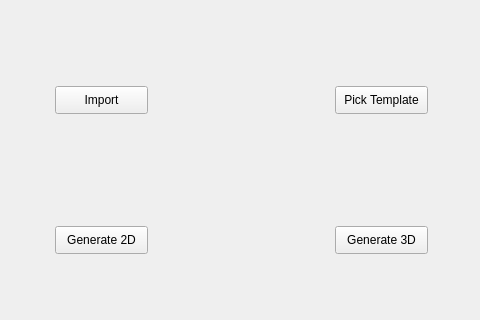
The window that mainwindow.ui (udit01/qtSoft) describes before a commit, drawn with Qt 5; both pictures show x 195 to 675 and y 91 to 411 of the 883 by 603 pixel window.
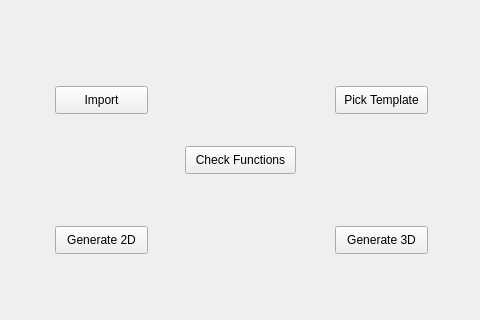
The same window after the commit.

```diff
--- a/mainwindow.ui
+++ b/mainwindow.ui
@@ -66,6 +66,19 @@
      <string>Generate 3D</string>
     </property>
    </widget>
+   <widget class="QPushButton" name="checkFunctions">
+    <property name="geometry">
+     <rect>
+      <x>380</x>
+      <y>220</y>
+      <width>111</width>
+      <height>28</height>
+     </rect>
+    </property>
+    <property name="text">
+     <string>Check Functions</string>
+    </property>
+   </widget>
   </widget>
   <widget class="QMenuBar" name="menuBar">
    <property name="geometry">
```
